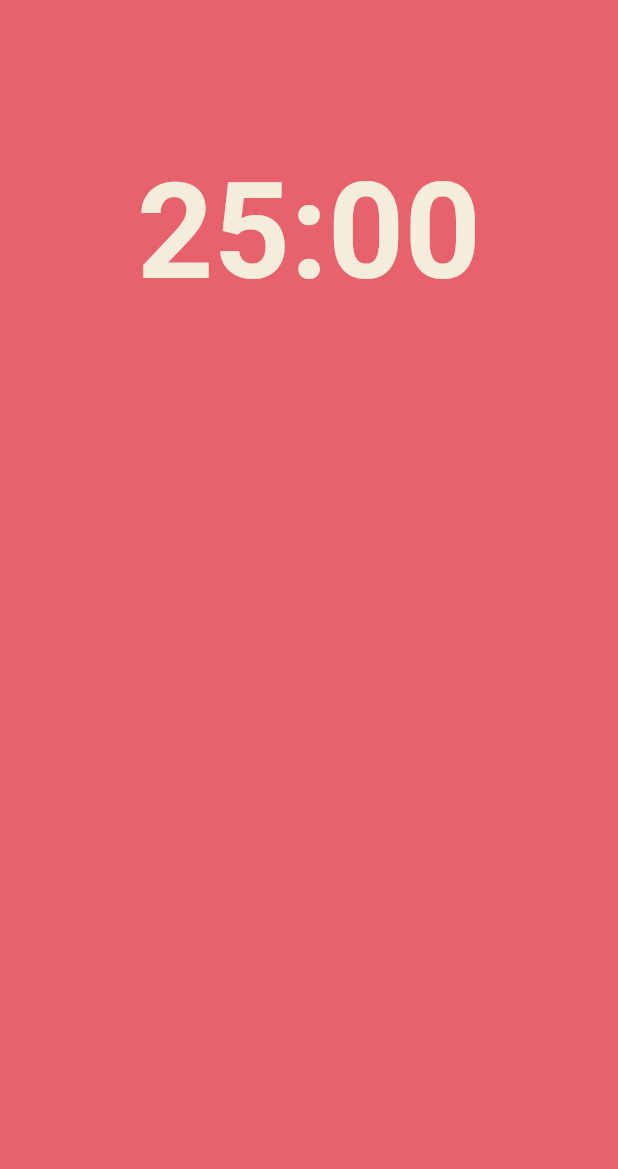
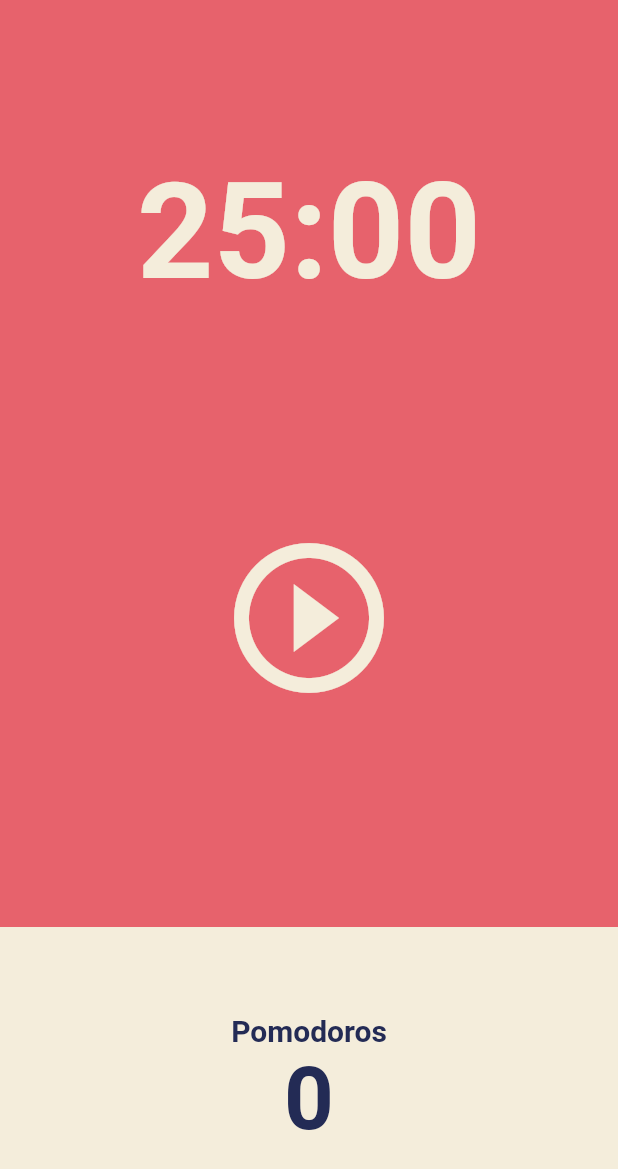
Before and after one commit to ketchup0211/Nomad_Flutter, a Flutter app: the screen it shows after launch, on a phone screen of 412 x 824 dp. Shown: the top 1169 px of the screen. Run offline on Flutter 3.47's test engine with Material 2 defaults, Android fonts, the phone set to English and light mode, and no system bars.

Commit message:
Flutter Pomodoro UI End

```diff
--- a/pomodoro/lib/screens/home_screen.dart
+++ b/pomodoro/lib/screens/home_screen.dart
@@ -30,11 +30,51 @@ class _HomeScreenState extends State<HomeScreen> {
           ),
           Flexible(
             flex: 2,
-            child: Container(),
+            child: Center(
+              child: IconButton(
+                iconSize: 120,
+                color: Theme.of(context).cardColor,
+                icon: const Icon(Icons.play_circle_outline),
+                onPressed: () {},
+              ),
+            ),
           ),
           Flexible(
             flex: 1,
-            child: Container(),
+            child: Row(
+              children: [
+                Expanded(
+                  child: Container(
+                    decoration: BoxDecoration(
+                      color: Theme.of(context).cardColor,
+                    ),
+                    child: Column(
+                      mainAxisAlignment: MainAxisAlignment.center,
+                      children: [
+                        Text(
+                          'Pomodoros',
+                          style: TextStyle(
+                            fontSize: 20,
+                            color:
+                                Theme.of(context).textTheme.displayLarge!.color,
+                            fontWeight: FontWeight.w600,
+                          ),
+                        ),
+                        Text(
+                          '0',
+                          style: TextStyle(
+                            fontSize: 58,
+                            color:
+                                Theme.of(context).textTheme.displayLarge!.color,
+                            fontWeight: FontWeight.w600,
+                          ),
+                        ),
+                      ],
+                    ),
+                  ),
+                ),
+              ],
+            ),
           ),
         ],
       ),
```
